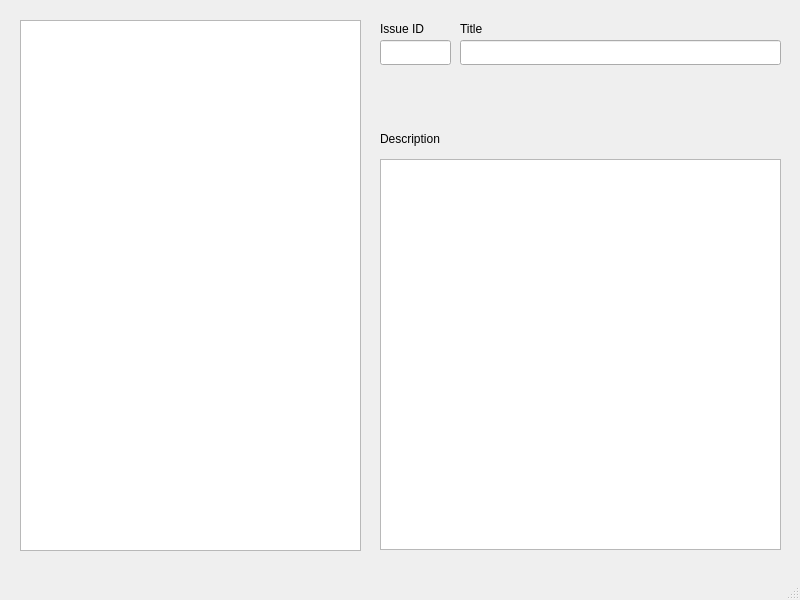
First picture: the form in src/listofissues.ui, repository mosegui/gambit, before the edit.
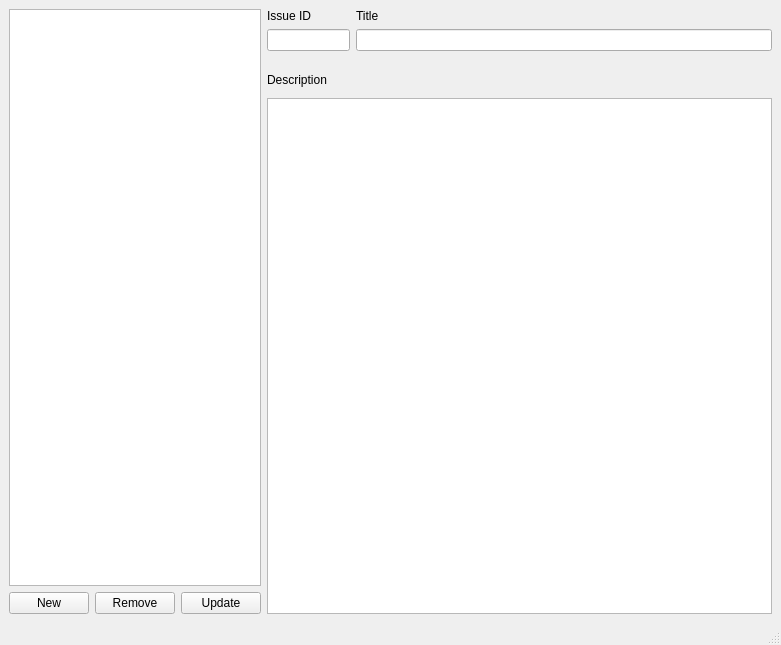
Second picture: the form after the edit.

Commit message: introduce layouts in ui to make it responsive to windows changes

```diff
--- a/src/listofissues.ui
+++ b/src/listofissues.ui
@@ -6,93 +6,130 @@
    <rect>
     <x>0</x>
     <y>0</y>
-    <width>800</width>
-    <height>600</height>
+    <width>781</width>
+    <height>645</height>
    </rect>
   </property>
   <property name="windowTitle">
    <string>ListOfIssues</string>
   </property>
   <widget class="QWidget" name="centralwidget">
-   <widget class="QTableView" name="TableItem">
-    <property name="geometry">
-     <rect>
-      <x>20</x>
-      <y>20</y>
-      <width>341</width>
-      <height>531</height>
-     </rect>
-    </property>
-   </widget>
-   <widget class="QLineEdit" name="lineEdit">
-    <property name="geometry">
-     <rect>
-      <x>460</x>
-      <y>40</y>
-      <width>321</width>
-      <height>25</height>
-     </rect>
-    </property>
-   </widget>
-   <widget class="QTextEdit" name="textEdit">
-    <property name="geometry">
-     <rect>
-      <x>380</x>
-      <y>159</y>
-      <width>401</width>
-      <height>391</height>
-     </rect>
-    </property>
-   </widget>
-   <widget class="QLineEdit" name="id_field">
-    <property name="geometry">
-     <rect>
-      <x>380</x>
-      <y>40</y>
-      <width>71</width>
-      <height>25</height>
-     </rect>
-    </property>
-   </widget>
+   <layout class="QGridLayout" name="gridLayout">
+    <item row="0" column="0">
+     <layout class="QHBoxLayout" name="horizontalLayout_3" stretch="1,2">
+      <item>
+       <layout class="QVBoxLayout" name="verticalLayout_5">
+        <item>
+         <widget class="QTableView" name="TableItem"/>
+        </item>
+        <item>
+         <layout class="QHBoxLayout" name="horizontalLayout">
+          <item>
+           <widget class="QPushButton" name="pushButton_2">
+            <property name="text">
+             <string>New</string>
+            </property>
+           </widget>
+          </item>
+          <item>
+           <widget class="QPushButton" name="pushButton_3">
+            <property name="text">
+             <string>Remove</string>
+            </property>
+           </widget>
+          </item>
+          <item>
+           <widget class="QPushButton" name="pushButton">
+            <property name="text">
+             <string>Update</string>
+            </property>
+           </widget>
+          </item>
+         </layout>
+        </item>
+       </layout>
+      </item>
+      <item>
+       <layout class="QVBoxLayout" name="verticalLayout_3" stretch="2,1,20">
+        <item>
+         <layout class="QHBoxLayout" name="horizontalLayout_2" stretch="1,5">
+          <item>
+           <layout class="QVBoxLayout" name="verticalLayout" stretch="0,0,0">
+            <item>
    <widget class="QLabel" name="label">
-    <property name="geometry">
-     <rect>
-      <x>380</x>
-      <y>20</y>
-      <width>67</width>
-      <height>17</height>
-     </rect>
-    </property>
     <property name="text">
      <string>Issue ID</string>
     </property>
    </widget>
+            </item>
+            <item>
+             <widget class="QLineEdit" name="id_field"/>
+            </item>
+            <item>
+             <spacer name="verticalSpacer">
+              <property name="orientation">
+               <enum>Qt::Vertical</enum>
+              </property>
+              <property name="sizeHint" stdset="0">
+               <size>
+                <width>20</width>
+                <height>40</height>
+               </size>
+              </property>
+             </spacer>
+            </item>
+           </layout>
+          </item>
+          <item>
+           <layout class="QVBoxLayout" name="verticalLayout_2">
+            <item>
    <widget class="QLabel" name="label_2">
-    <property name="geometry">
-     <rect>
-      <x>460</x>
-      <y>20</y>
-      <width>67</width>
-      <height>17</height>
-     </rect>
-    </property>
     <property name="text">
      <string>Title</string>
     </property>
    </widget>
+            </item>
+            <item>
+             <widget class="QLineEdit" name="lineEdit"/>
+            </item>
+            <item>
+             <spacer name="verticalSpacer_2">
+              <property name="orientation">
+               <enum>Qt::Vertical</enum>
+              </property>
+              <property name="sizeHint" stdset="0">
+               <size>
+                <width>20</width>
+                <height>40</height>
+               </size>
+              </property>
+             </spacer>
+            </item>
+           </layout>
+          </item>
+         </layout>
+        </item>
+        <item>
    <widget class="QLabel" name="label_3">
-    <property name="geometry">
-     <rect>
-      <x>380</x>
-      <y>130</y>
-      <width>81</width>
-      <height>17</height>
-     </rect>
+          <property name="sizePolicy">
+           <sizepolicy hsizetype="Preferred" vsizetype="Minimum">
+            <horstretch>0</horstretch>
+            <verstretch>0</verstretch>
+           </sizepolicy>
     </property>
     <property name="text">
      <string>Description</string>
     </property>
    </widget>
+        </item>
+        <item>
+         <widget class="QTextEdit" name="textEdit"/>
+        </item>
+       </layout>
+      </item>
+     </layout>
+    </item>
+   </layout>
   </widget>
   <widget class="QMenuBar" name="menubar">
    <property name="geometry">
```
Left out of the diff: 2 changed lines with no effect on the pictures. Lines whose indentation alone changed are shown as unchanged.
